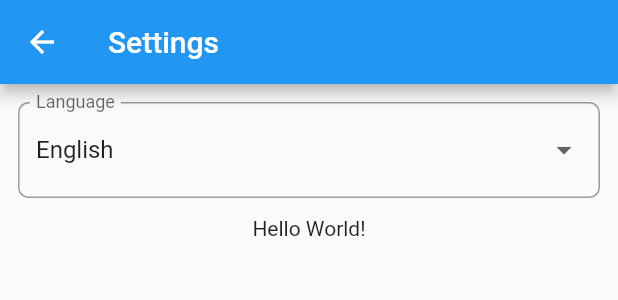
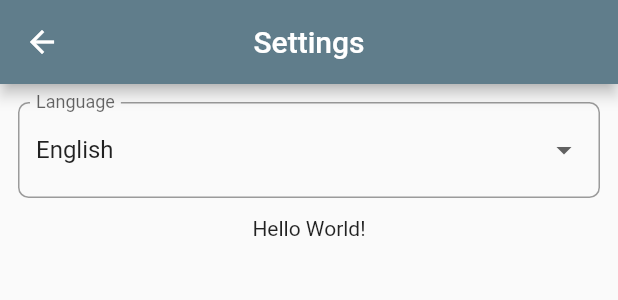
Before and after one commit to johnsonkevinleeGit/news_list, a Flutter app: the MyEndDrawer widget shown alone on an empty page, opened directly, after a tap on "Settings", on a phone screen of 412 x 824 dp. Shown: the top 300 px of the screen. Run offline on Flutter 3.47's test engine with Material 2 defaults, Android fonts, the phone set to English and light mode, and no system bars; our stand-ins replace flutter_riverpod; generated files the repository leaves out were written again; network calls fail.

Commit message:
Fix colors, update pubspec

```diff
--- a/lib/end_drawer.dart
+++ b/lib/end_drawer.dart
@@ -9,7 +9,7 @@ class MyEndDrawer extends StatelessWidget {
   Widget build(BuildContext context) {
     return Drawer(
       width: 200,
-      backgroundColor: Colors.blue,
+      backgroundColor: Colors.blueGrey,
       child: ListView(padding: EdgeInsets.zero, children: [
         Padding(
           padding: const EdgeInsets.only(top: 20, left: 20),
--- a/lib/main.dart
+++ b/lib/main.dart
@@ -51,9 +51,11 @@ class MyHomePage extends ConsumerWidget {
         return ProviderScope(
             overrides: [providerOfStories.overrideWith((ref) => storyList)],
             child: Scaffold(
-              backgroundColor: Colors.blue,
+              backgroundColor: Colors.blueGrey,
               appBar: AppBar(
+                backgroundColor: Colors.blueGrey,
                 title: Text(title),
+                centerTitle: true,
                 actions: [
                   Builder(builder: (context) {
                     return IconButton(
--- a/lib/settings/settings_page.dart
+++ b/lib/settings/settings_page.dart
@@ -12,6 +12,8 @@ class SettingsPage extends ConsumerWidget {
 
     return Scaffold(
       appBar: AppBar(
+        backgroundColor: Colors.blueGrey,
+        centerTitle: true,
         title: Text(AppLocalizations.of(context)!.settings),
       ),
       body: Column(children: [
--- a/lib/story_list.dart
+++ b/lib/story_list.dart
@@ -51,7 +51,8 @@ final providerOfFilteredStories = StateProvider<List<Story?>?>((ref) {
       ?.where((element) =>
           (element?.title ?? '').toLowerCase().contains(searchText))
       .toList();
-  filteredStories?.sort((a, b) =>
-      (a?.title ?? '').toLowerCase().compareTo((b?.title ?? '').toLowerCase()));
+  // Add to a sort button
+  // filteredStories?.sort((a, b) =>
+  //     (a?.title ?? '').toLowerCase().compareTo((b?.title ?? '').toLowerCase()));
   return filteredStories;
 }, dependencies: [providerOfStories]);
--- a/pubspec.yaml
+++ b/pubspec.yaml
@@ -42,6 +42,7 @@ dependencies:
   intl: ^0.17.0
   flutter_localizations:
     sdk: flutter
+  collection: ^1.17.0
 
 dev_dependencies:
   flutter_test:
```
Also changed, not shown: pubspec.lock.
